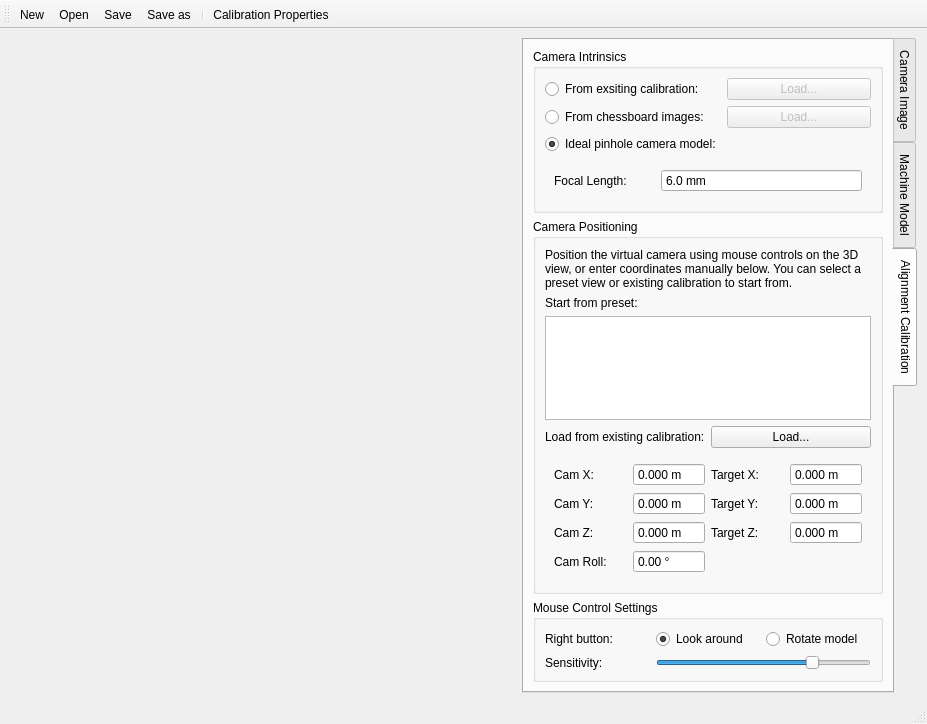
euratom-software/calcam, file calcam/gui/qt_designer_files/alignment_calib_editor.ui: the form before one commit.
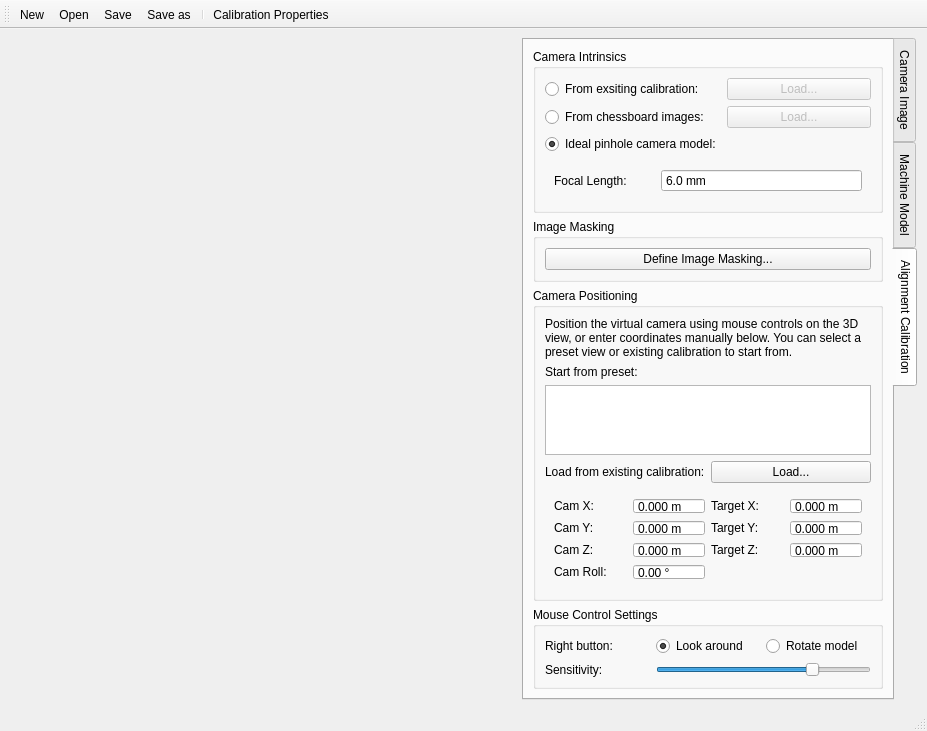
The form after the commit. The open tabs and pages were chosen to show the change.

Commit message: Add image masking support, fix inaccurate "camera roll" reproduction when setting view from calibration, remove camera upside-down limitation, several minor bug fixes. Update version to 2.9.0b2.

Diff of the .ui file:
```diff
--- a/calcam/gui/qt_designer_files/alignment_calib_editor.ui
+++ b/calcam/gui/qt_designer_files/alignment_calib_editor.ui
@@ -1006,6 +1006,22 @@
           </layout>
          </widget>
         </item>
+        <item>
+         <widget class="QGroupBox" name="groupBox">
+          <property name="title">
+           <string>Image Masking</string>
+          </property>
+          <layout class="QVBoxLayout" name="verticalLayout_3">
+           <item>
+            <widget class="QPushButton" name="image_mask_button">
+             <property name="text">
+              <string>Define Image Masking...</string>
+             </property>
+            </widget>
+           </item>
+          </layout>
+         </widget>
+        </item>
         <item>
          <widget class="QGroupBox" name="groupBox_4">
           <property name="sizePolicy">
@@ -1331,10 +1347,10 @@
                  <string> °</string>
                 </property>
                 <property name="minimum">
-                 <double>-90.000000000000000</double>
+                 <double>-180.000000000000000</double>
                 </property>
                 <property name="maximum">
-                 <double>90.000000000000000</double>
+                 <double>180.000000000000000</double>
                 </property>
                 <property name="singleStep">
                  <double>0.010000000000000</double>
```
The commit also changes 14 other files.
